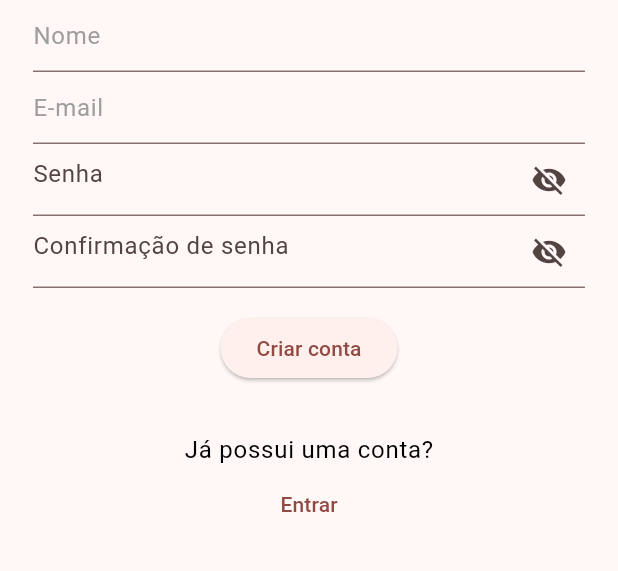
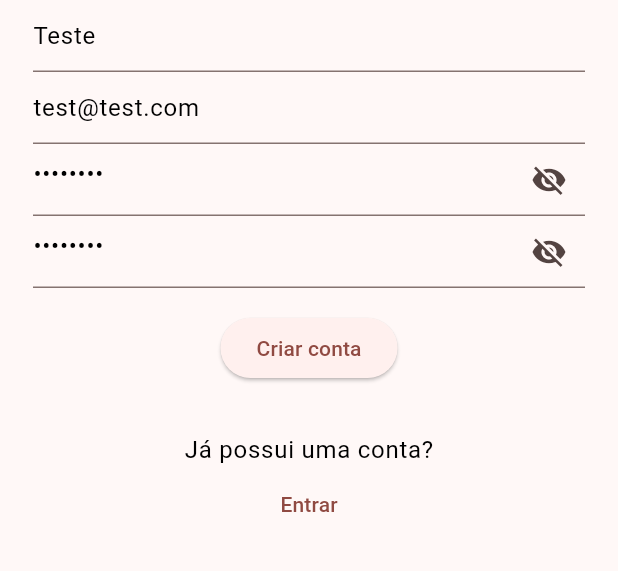
Before and after one commit to jsappsbr/Economiza-SC, a Flutter app: the LoginPage screen opened by its route, after a tap on "Criar conta", on a phone screen of 412 x 824 dp, the part 498-1069 px from its top. Run offline on Flutter 3.47's test engine with Material 3 defaults, Android fonts, the phone set to English and light mode, and no system bars; our stand-ins replace device_info_plus, dio, flutter_mobx, flutter_modular, mobx, shared_preferences; accounts and stored records are empty; generated files the repository leaves out were written again.

```diff
--- a/lib/main.dart
+++ b/lib/main.dart
@@ -1,6 +1,6 @@
 import 'package:flutter/material.dart';
 import 'package:flutter_modular/flutter_modular.dart';
-import 'package:economiza_sc/modules/app_module.dart';
+import 'package:economiza_sc/modules/core_module.dart';
 import 'app_widget.dart';
 
 final app = ModularApp(module: CoreModule(), child: const AppWidget());
--- a/lib/modules/app_module.dart
+++ b/lib/modules/core_module.dart
@@ -49,7 +49,7 @@ class CoreModule extends Module {
   @override
   void routes(r) {
     r.child('/', child: (_) => const HomePage(), guards: [AuthGuard()]);
-    r.child('/login', child: (_) => const LoginPage());
+    r.child('/login', child: (_) => LoginPage(r.args.queryParams['email']));
     r.module('/sign-up', module: SignUpModule());
   }
 }
--- a/lib/modules/sign_up_module.dart
+++ b/lib/modules/sign_up_module.dart
@@ -1,10 +1,12 @@
 import 'package:economiza_sc/pages/sign_up_page.dart';
 import 'package:economiza_sc/services/sign_up_service.dart';
+import 'package:economiza_sc/stores/sign_up_store.dart';
 import 'package:flutter_modular/flutter_modular.dart';
 
 class SignUpModule extends Module {
   @override
   void binds(i) {
+    i.add<SignUpStore>(() => SignUpStore());
     i.addSingleton<SignUpService>(() => SignUpService());
   }
 
--- a/lib/pages/login_page.dart
+++ b/lib/pages/login_page.dart
@@ -5,7 +5,9 @@ import 'package:flutter_mobx/flutter_mobx.dart';
 import 'package:flutter_modular/flutter_modular.dart';
 
 class LoginPage extends StatefulWidget {
-  const LoginPage({super.key});
+  final String? email;
+
+  const LoginPage(this.email, {super.key});
 
   @override
   State<LoginPage> createState() => _LoginPageState();
@@ -16,6 +18,14 @@ class _LoginPageState extends State<LoginPage> {
   final _formKey = GlobalKey<FormState>();
   final _emailController = TextEditingController(text: 'test@test.com');
   final _passwordController = TextEditingController(text: 'password');
+
+  @override
+  initState() {
+    super.initState();
+    if (widget.email != null) {
+      _emailController.text = widget.email!;
+    }
+  }
 
   _handleSubmit(BuildContext context) {
     if (!_formKey.currentState!.validate()) {
@@ -38,13 +48,22 @@ class _LoginPageState extends State<LoginPage> {
             child: Column(
               mainAxisAlignment: MainAxisAlignment.center,
               children: [
-                const LogoWidget(assetPath: 'assets/images/logo_full_transparent_bag.png'),
+                const LogoWidget(
+                    assetPath: 'assets/images/logo_full_transparent_bag.png'),
                 const SizedBox(height: 30),
                 TextFormField(
-                  style: Theme.of(context).textTheme.bodyLarge!.copyWith(color: Colors.black),
+                  style: Theme.of(context)
+                      .textTheme
+                      .bodyLarge!
+                      .copyWith(color: Colors.black),
                   key: const Key('emailField'),
                   controller: _emailController,
-                  decoration: InputDecoration(hintText: 'E-mail', hintStyle: Theme.of(context).textTheme.bodyLarge!.copyWith(color: Colors.grey)),
+                  decoration: InputDecoration(
+                      hintText: 'E-mail',
+                      hintStyle: Theme.of(context)
+                          .textTheme
+                          .bodyLarge!
+                          .copyWith(color: Colors.grey)),
                   validator: (value) {
                     if (value == null || value.isEmpty) {
                       return 'Campo obrigatório';
@@ -54,7 +73,10 @@ class _LoginPageState extends State<LoginPage> {
                   },
                 ),
                 TextFormField(
-                    style: Theme.of(context).textTheme.bodyLarge!.copyWith(color: Colors.black),
+                    style: Theme.of(context)
+                        .textTheme
+                        .bodyLarge!
+                        .copyWith(color: Colors.black),
                     key: const Key('passwordField'),
                     controller: _passwordController,
                     obscureText: true,
@@ -71,7 +93,9 @@ class _LoginPageState extends State<LoginPage> {
                   child: Observer(builder: (_) {
                     return ElevatedButton(
                       key: const Key('loginButton'),
-                      onPressed: () => _authStore.isAuthenticating ? null : _handleSubmit(context),
+                      onPressed: () => _authStore.isAuthenticating
+                          ? null
+                          : _handleSubmit(context),
                       child: _authStore.isAuthenticating
                           ? const SizedBox(
                               width: 20,
@@ -86,10 +110,15 @@ class _LoginPageState extends State<LoginPage> {
                   padding: const EdgeInsets.fromLTRB(0, 16, 0, 0),
                   child: Text(
                     'Não possui uma conta ainda?',
-                    style: Theme.of(context).textTheme.bodyLarge!.copyWith(color: Colors.black),
+                    style: Theme.of(context)
+                        .textTheme
+                        .bodyLarge!
+                        .copyWith(color: Colors.black),
                   ),
                 ),
-                TextButton(onPressed: () => Modular.to.navigate('/sign-up'), child: const Text('Criar conta')),
+                TextButton(
+                    onPressed: () => Modular.to.navigate('/sign-up/'),
+                    child: const Text('Criar conta')),
               ],
             ),
           ),
--- a/lib/pages/sign_up_page.dart
+++ b/lib/pages/sign_up_page.dart
@@ -1,4 +1,5 @@
 import 'package:economiza_sc/keys/scaffold_key.dart';
+import 'package:economiza_sc/services/sign_up_service.dart';
 import 'package:economiza_sc/stores/sign_up_store.dart';
 import 'package:economiza_sc/widgets/logo_widget.dart';
 import 'package:flutter/material.dart';
@@ -13,26 +14,25 @@ class SignUpPage extends StatefulWidget {
 }
 
 class _SignUpPageState extends State<SignUpPage> {
-  final _scaffoldKey = Modular.get<ScaffoldKey>();
-  late final GlobalKey _scaffoldKeyValue;
-  final _signUpStore = SignUpStore();
+  final _signUpStore = Modular.get<SignUpStore>();
   final _formKey = GlobalKey<FormState>();
-  final _nameController = TextEditingController();
-  final _emailController = TextEditingController();
-  final _passwordController = TextEditingController();
-  final _passwordConfirmationController = TextEditingController();
-
-  @override
-  initState() {
-    super.initState();
-    _scaffoldKeyValue = _scaffoldKey.getScaffoldKey;
-  }
+  final _nameController = TextEditingController(text: "Teste");
+  final _emailController = TextEditingController(text: "test@test.com");
+  final _passwordController = TextEditingController(text: "12345678");
+  final _passwordConfirmationController =
+      TextEditingController(text: "12345678");
 
   _handleSubmit() {
     if (!_formKey.currentState!.validate()) {
       return;
     }
-    _signUpStore.signUp(_nameController.text, _emailController.text, _passwordController.text, _passwordConfirmationController.text);
+
+    _signUpStore.signUp(
+      _nameController.text,
+      _emailController.text,
+      _passwordController.text,
+      _passwordConfirmationController.text,
+    );
   }
 
   bool _isEmail(String input) {
@@ -44,26 +44,39 @@ class _SignUpPageState extends State<SignUpPage> {
   Widget build(BuildContext context) {
     return Observer(builder: (context) {
       return Scaffold(
-          key: _scaffoldKeyValue,
+          key: _signUpStore.scaffoldKey,
           body: Center(
               child: ConstrainedBox(
             constraints: const BoxConstraints(maxWidth: 400),
             child: Form(
               key: _formKey,
               child: Padding(
-                padding: const EdgeInsets.symmetric(vertical: 16, horizontal: 16),
+                padding:
+                    const EdgeInsets.symmetric(vertical: 16, horizontal: 16),
                 child: SingleChildScrollView(
                   child: Column(
                     mainAxisAlignment: MainAxisAlignment.center,
                     children: [
-                      const LogoWidget(assetPath: 'assets/images/logo_full_transparent_bag.png'),
+                      const LogoWidget(
+                          assetPath:
+                              'assets/images/logo_full_transparent_bag.png'),
                       TextFormField(
-                        style: Theme.of(context).textTheme.bodyLarge!.copyWith(color: Colors.black),
+                        style: Theme.of(context)
+                            .textTheme
+                            .bodyLarge!
+                            .copyWith(color: Colors.black),
                         key: const Key('nameField'),
                         controller: _nameController,
-                        decoration: InputDecoration(hintText: 'Nome', hintStyle: Theme.of(context).textTheme.bodyLarge!.copyWith(color: Colors.grey)),
+                        decoration: InputDecoration(
+                            hintText: 'Nome',
+                            hintStyle: Theme.of(context)
+                                .textTheme
+                                .bodyLarge!
+                                .copyWith(color: Colors.grey)),
                         validator: (value) {
-                          if (value == null || value.isEmpty || value.length < 3) {
+                          if (value == null ||
+                              value.isEmpty ||
+                              value.length < 3) {
                             return 'Campo obrigatório';
                           }
 
@@ -71,11 +84,18 @@ class _SignUpPageState extends State<SignUpPage> {
                         },
                       ),
                       TextFormField(
-                        style: Theme.of(context).textTheme.bodyLarge!.copyWith(color: Colors.black),
+                        style: Theme.of(context)
+                            .textTheme
+                            .bodyLarge!
+                            .copyWith(color: Colors.black),
                         key: const Key('emailField'),
                         controller: _emailController,
-                        decoration:
-                            InputDecoration(hintText: 'E-mail', hintStyle: Theme.of(context).textTheme.bodyLarge!.copyWith(color: Colors.grey)),
+                        decoration: InputDecoration(
+                            hintText: 'E-mail',
+                            hintStyle: Theme.of(context)
+                                .textTheme
+                                .bodyLarge!
+                                .copyWith(color: Colors.grey)),
                         validator: (value) {
                           if (value == null || value.isEmpty) {
                             return 'Campo obrigatório';
@@ -87,15 +107,22 @@ class _SignUpPageState extends State<SignUpPage> {
                         },
                       ),
                       TextFormField(
-                          style: Theme.of(context).textTheme.bodyLarge!.copyWith(color: Colors.black),
+                          style: Theme.of(context)
+                              .textTheme
+                              .bodyLarge!
+                              .copyWith(color: Colors.black),
                           key: const Key('passwordField'),
                           controller: _passwordController,
                           obscureText: _signUpStore.isPasswordObscure,
                           decoration: InputDecoration(
                               hintText: 'Senha',
                               suffixIcon: IconButton(
-                                  onPressed: () => _signUpStore.changePasswordVisibility(),
-                                  icon: Icon(_signUpStore.isPasswordObscure == false ? Icons.visibility : Icons.visibility_off))),
+                                  onPressed: () =>
+                                      _signUpStore.changePasswordVisibility(),
+                                  icon: Icon(
+                                      _signUpStore.isPasswordObscure == false
+                                          ? Icons.visibility
+                                          : Icons.visibility_off))),
                           validator: (value) {
                             if (value == null || value.isEmpty) {
                               return 'Campo obrigatório';
@@ -105,17 +132,28 @@ class _SignUpPageState extends State<SignUpPage> {
                             return null;
                           }),
                       TextFormField(
-                          style: Theme.of(context).textTheme.bodyLarge!.copyWith(color: Colors.black),
+                          style: Theme.of(context)
+                              .textTheme
+                              .bodyLarge!
+                              .copyWith(color: Colors.black),
                           key: const Key('passwordConfirmationField'),
                           controller: _passwordConfirmationController,
-                          obscureText: _signUpStore.isPasswordConfirmationObscure,
+                          obscureText:
+                              _signUpStore.isPasswordConfirmationObscure,
                           decoration: InputDecoration(
                               hintText: 'Confirmação de senha',
                               suffixIcon: IconButton(
-                                  onPressed: () => _signUpStore.changePasswordConfirmationVisibility(),
-                                  icon: Icon(_signUpStore.isPasswordConfirmationObscure == false ? Icons.visibility : Icons.visibility_off))),
+                                  onPressed: () => _signUpStore
+                                      .changePasswordConfirmationVisibility(),
+                                  icon: Icon(_signUpStore
+                                              .isPasswordConfirmationObscure ==
+                                          false
+                                      ? Icons.visibility
+                                      : Icons.visibility_off))),
                           validator: (value) {
-                            if (value == null || value.isEmpty || value.length < 4) {
+                            if (value == null ||
+                                value.isEmpty ||
+                                value.length < 4) {
                               return 'Campo obrigatório';
                             } else if (value != _passwordController.text) {
                               return 'As senhas não conferem';
@@ -127,7 +165,8 @@ class _SignUpPageState extends State<SignUpPage> {
                         child: Observer(builder: (_) {
                           return ElevatedButton(
                             key: const Key('signUpButton'),
-                            onPressed: () => _signUpStore.isLoading ? null : _handleSubmit(),
+                            onPressed: () =>
+                                _signUpStore.isLoading ? null : _handleSubmit(),
                             child: _signUpStore.isLoading
                                 ? const SizedBox(
                                     width: 20,
@@ -144,10 +183,15 @@ class _SignUpPageState extends State<SignUpPage> {
                         padding: const EdgeInsets.fromLTRB(0, 16, 0, 0),
                         child: Text(
                           'Já possui uma conta?',
-                          style: Theme.of(context).textTheme.bodyLarge!.copyWith(color: Colors.black),
+                          style: Theme.of(context)
+                              .textTheme
+                              .bodyLarge!
+                              .copyWith(color: Colors.black),
                         ),
                       ),
-                      TextButton(onPressed: () => Modular.to.navigate('/login'), child: const Text('Entrar')),
+                      TextButton(
+                          onPressed: () => Modular.to.navigate('/login'),
+                          child: const Text('Entrar')),
                     ],
                   ),
                 ),
```
Also changed, not shown: lib/exceptions/http_exception.dart (added, +41 -0 lines), lib/services/sign_up_service.dart (+8 -22 lines), lib/stores/sign_up_store.dart (+40 -17 lines), lib/widgets/app_snack_bar.dart (added, +18 -0 lines), lib/widgets/exception_snack_bar.dart (deleted, +0 -16 lines), 20 other files.
